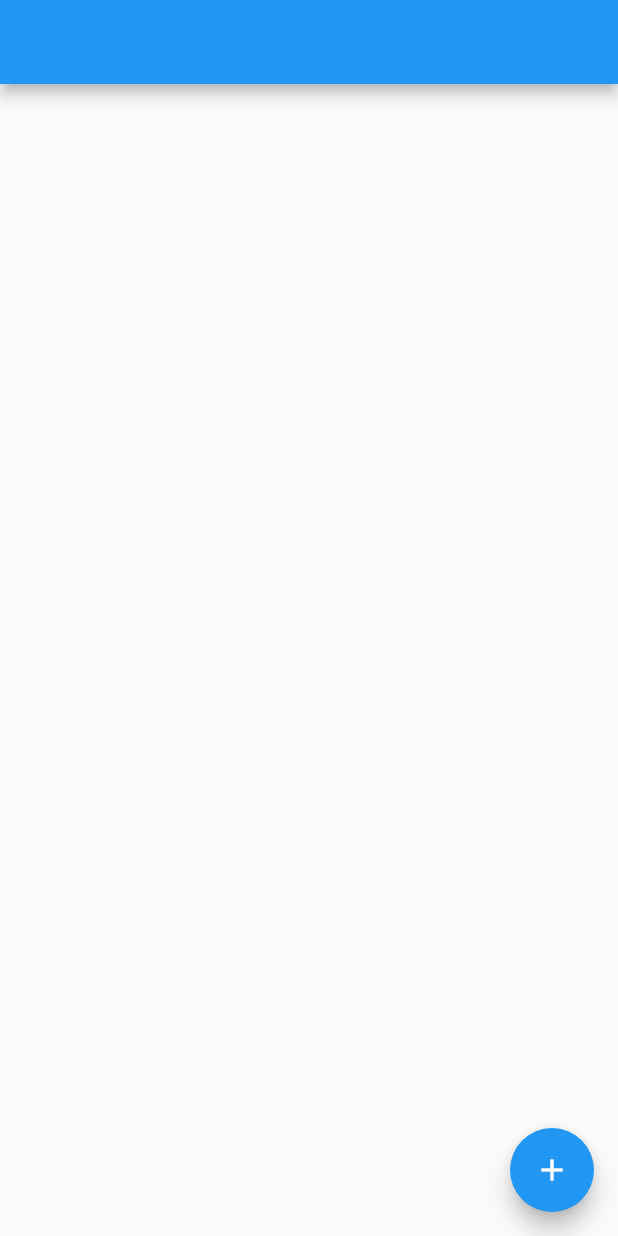
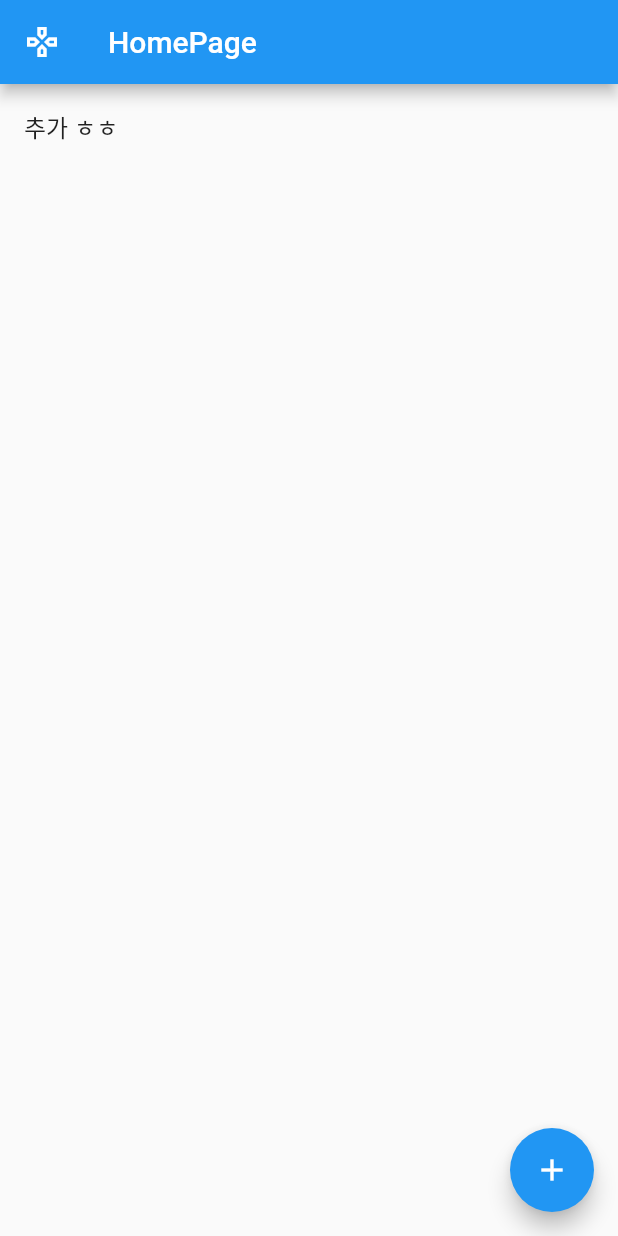
Before and after one commit to kimvjgd/Todolist, a Flutter app: the screen it shows after launch, after a tap on the "add" icon, on a phone screen of 412 x 824 dp. Run offline on Flutter 3.47's test engine with Material 2 defaults, Android fonts, the phone set to English and light mode, and no system bars; our stand-ins replace get.

Commit message:
today last commit

```diff
--- a/lib/controller/controller.dart
+++ b/lib/controller/reactive_controller.dart
@@ -1,7 +1,7 @@
 import 'package:get/get.dart';
 import 'package:untitled/model/todo.dart';
 
-class Controller extends GetxController{
+class ReactiveController extends GetxController{
   RxList todo_list = [].obs;
 
 
--- a/lib/main.dart
+++ b/lib/main.dart
@@ -1,7 +1,9 @@
 import 'package:flutter/material.dart';
 import 'package:get/get.dart';
-import 'package:untitled/controller/controller.dart';
+import 'package:untitled/binding/binding.dart';
+import 'package:untitled/controller/reactive_controller.dart';
 import 'package:untitled/pages/home_page.dart';
+import 'package:untitled/pages/next_page.dart';
 
 void main() {
   runApp(const MyApp());
@@ -20,7 +22,8 @@ class MyApp extends StatelessWidget {
       ),
       initialRoute: "/",
       getPages: [
-        GetPage(name: "/", page: () {  })
+        GetPage(name: "/", page: () => HomePage()),
+        GetPage(name: "/next", page: () => NextPage()),
       ],
       home: HomePage(),
     );
--- a/lib/pages/home_page.dart
+++ b/lib/pages/home_page.dart
@@ -1,24 +1,30 @@
 import 'package:flutter/material.dart';
 import 'package:get/get.dart';
-import 'package:untitled/controller/controller.dart';
+import 'package:untitled/controller/reactive_controller.dart';
 
 class HomePage extends StatelessWidget {
-
   @override
   Widget build(context) {
-    // Get.put(Controller());
-    final Controller c = Get.put(Controller());
+    final ReactiveController c = Get.put(ReactiveController());
 
     return Scaffold(
-      appBar: AppBar(),
-      body: ListView.builder(itemBuilder: (context, idx) {
-        return ListTile(title: Text(c.todo_list[idx].title),);
-      },
-        itemCount: c.todo_list.length,
+      appBar: AppBar(title: Text('HomePage'),leading: IconButton(onPressed: (){
+        Get.toNamed("/next");
+      }, icon: Icon(Icons.gamepad_outlined),),),
+      body: Obx(() => ListView.builder(
+            itemBuilder: (context, idx) {
+              return ListTile(
+                title: Text(c.todo_list[idx].title),
+              );
+            },
+            itemCount: c.todo_list.length,
+          )),
+      floatingActionButton: FloatingActionButton(
+        onPressed: () {
+          c.append('추가 ㅎㅎ');
+        },
+        child: Icon(Icons.add),
       ),
-      floatingActionButton: FloatingActionButton(onPressed: () {
-        c.append('추가 ㅎㅎ');
-      },child: Icon(Icons.add),),
     );
   }
 }
```
Also changed, not shown: lib/binding/binding.dart (added, +9 -0 lines), lib/controller/normal_controller.dart (added, +13 -0 lines), lib/pages/next_page.dart (added, +34 -0 lines).
